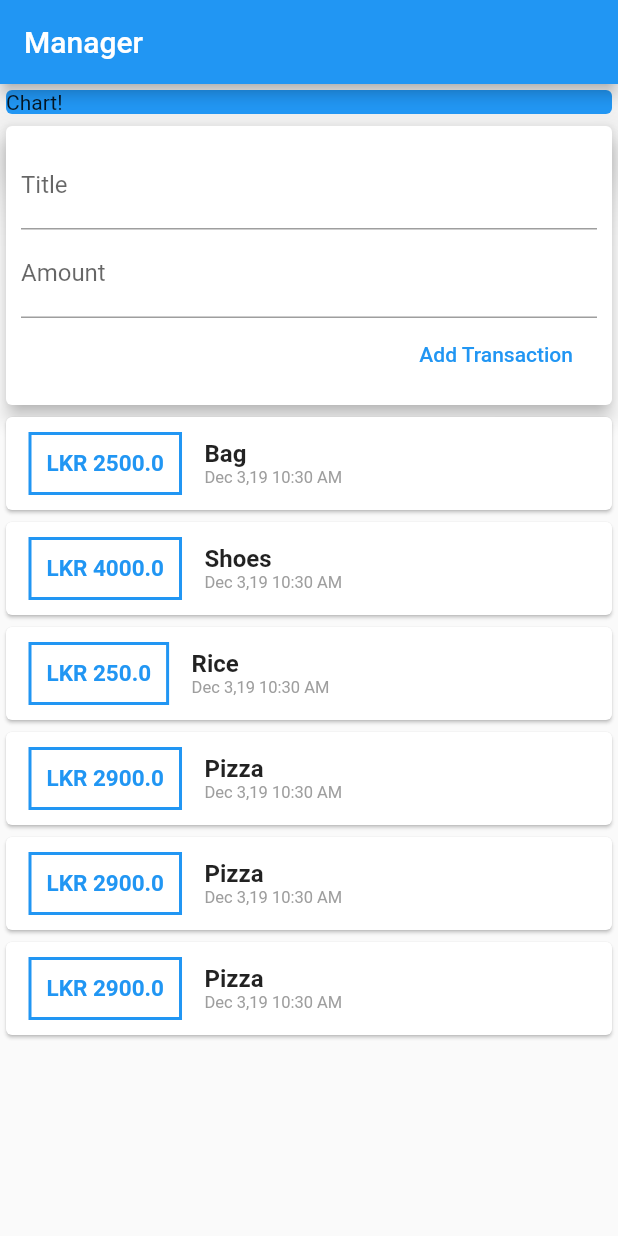
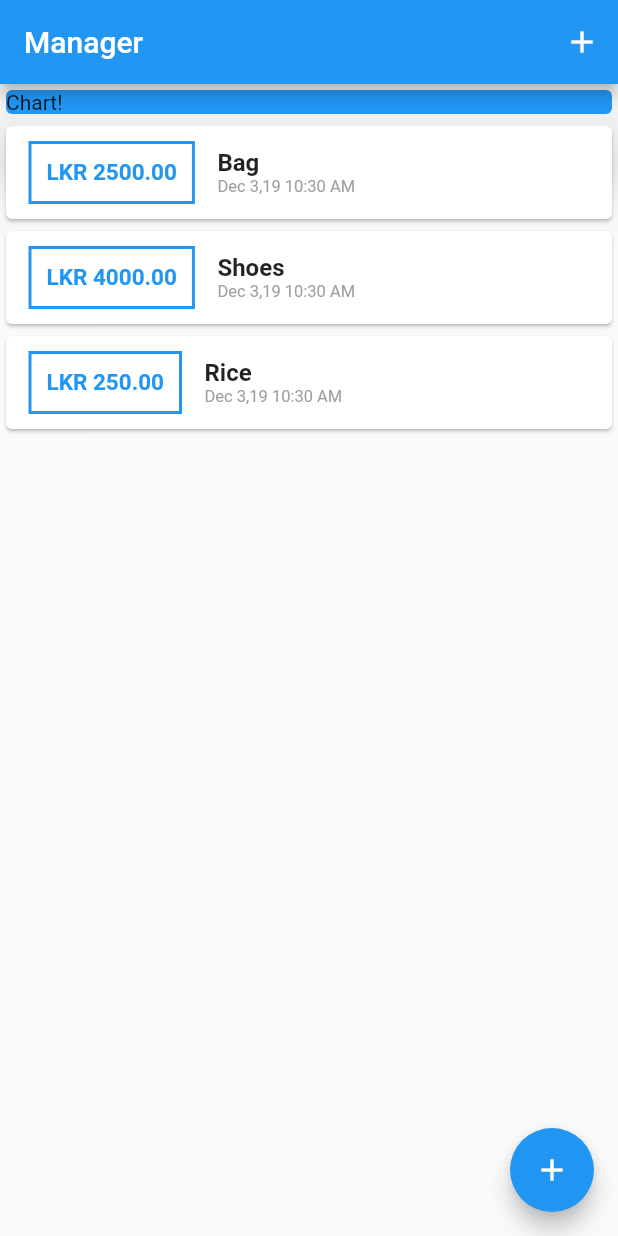
Before and after one commit to LDNSirikuara/Wallet-Manager, a Flutter app: the screen it shows after launch, on a phone screen of 412 x 824 dp. Run offline on Flutter 3.47's test engine with Material 2 defaults, Android fonts, the phone set to English and light mode, and no system bars.

Commit message:
AddTransaction button

```diff
--- a/lib/main.dart
+++ b/lib/main.dart
@@ -1,5 +1,8 @@
 import 'package:flutter/material.dart';
-import './widgets/user_transaction.dart';
+
+import './widgets/new_transaction.dart';
+import './widgets/transaction_list.dart';
+import './models/transaction.dart';
 
 void main() => runApp(MyApp());
 
@@ -13,17 +16,67 @@ class MyApp extends StatelessWidget {
   }
 }
 
-class MyHomePage extends StatelessWidget {
+class MyHomePage extends StatefulWidget {
+  @override
+  _MyHomePageState createState() => _MyHomePageState();
+}
+
+class _MyHomePageState extends State<MyHomePage> {
   final themeColor = Colors.blue;
 
-  // String titleInput;
-  // String amountInput;
+  final List<Transaction> _userTransactions = [
+    Transaction(
+      id: 't1',
+      title: 'Bag',
+      amount: 2500,
+      date: DateTime.now(),
+    ),
+    Transaction(
+      id: 't2',
+      title: 'Shoes',
+      amount: 4000,
+      date: DateTime.now(),
+    ),
+    Transaction(
+      id: 't3',
+      title: 'Rice',
+      amount: 250,
+      date: DateTime.now(),
+    ),
+  ];
+
+  void _addNewTransaction(String title, double amount) {
+    final newTx = Transaction(
+      title: title,
+      amount: amount,
+      date: DateTime.now(),
+      id: DateTime.now().toString(),
+    );
+
+    setState(() {
+      _userTransactions.add(newTx);
+    });
+  }
+
+  void _startAddTransaction(BuildContext ctx) {
+    showModalBottomSheet(
+        context: ctx,
+        builder: (_) {
+          return NewTransaction(_addNewTransaction);
+        });
+  }
 
   @override
   Widget build(BuildContext context) {
     return Scaffold(
       appBar: AppBar(
         title: Text('Manager'),
+        actions: <Widget>[
+          IconButton(
+            icon: Icon(Icons.add),
+            onPressed: () => _startAddTransaction(context),
+          ),
+        ],
       ),
       body: SingleChildScrollView(
         child: Column(
@@ -38,9 +91,13 @@ class MyHomePage extends StatelessWidget {
                 elevation: 20,
               ),
             ),
-            UserTransaction(),
+            TransactionList(_userTransactions),
           ],
         ),
+      ),
+      floatingActionButton: FloatingActionButton(
+        child: Icon(Icons.add),
+        onPressed: () => _startAddTransaction(context),
       ),
     );
   }
--- a/lib/widgets/transaction_list.dart
+++ b/lib/widgets/transaction_list.dart
@@ -31,7 +31,7 @@ class TransactionList extends StatelessWidget {
                   ),
                   padding: EdgeInsets.all(10),
                   child: Text(
-                    'LKR ${transactions[index].amount}',
+                    'LKR ${transactions[index].amount.toStringAsFixed(2)}',
                     style: TextStyle(
                       fontWeight: FontWeight.bold,
                       fontSize: 15,
--- a/lib/widgets/user_transaction.dart
+++ /dev/null
@@ -1,80 +0,0 @@
-import 'package:flutter/material.dart';
-
-import './new_transaction.dart';
-import './transaction_list.dart';
-import './../models/transaction.dart';
-
-class UserTransaction extends StatefulWidget {
-  @override
-  _UserTransactionState createState() => _UserTransactionState();
-}
-
-class _UserTransactionState extends State<UserTransaction> {
-  final List<Transaction> _userTransactions = [
-    Transaction(
-      id: 't1',
-      title: 'Bag',
-      amount: 2500,
-      date: DateTime.now(),
-    ),
-    Transaction(
-      id: 't2',
-      title: 'Shoes',
-      amount: 4000,
-      date: DateTime.now(),
-    ),
-    Transaction(
-      id: 't3',
-      title: 'Rice',
-      amount: 250,
-      date: DateTime.now(),
-    ),
-    Transaction(
-      id: 't4',
-      title: 'Pizza',
-      amount: 2900,
-      date: DateTime.now(),
-    ),
-    Transaction(
-      id: 't5',
-      title: 'Pizza',
-      amount: 2900,
-      date: DateTime.now(),
-    ),
-    Transaction(
-      id: 't6',
-      title: 'Pizza',
-      amount: 2900,
-      date: DateTime.now(),
-    ),
-    Transaction(
-      id: 't7',
-      title: 'Pizza',
-      amount: 2900,
-      date: DateTime.now(),
-    ),
-  ];
-
-  void _addNewTransaction(String title, double amount) {
-    final newTx = Transaction(
-      title: title,
-      amount: amount,
-      date: DateTime.now(),
-      id: DateTime.now().toString(),
-    );
-
-    setState(() {
-      _userTransactions.add(newTx);
-    });
-  }
-
-  @override
-  Widget build(BuildContext context) {
-    return Column(
-      children: <Widget>[
-        NewTransaction(_addNewTransaction),
-        TransactionList(_userTransactions),
-      ],
-    );
-  }
-}
```
Also changed, not shown: lib/widgets/new_transaction.dart (+18 -8 lines).
